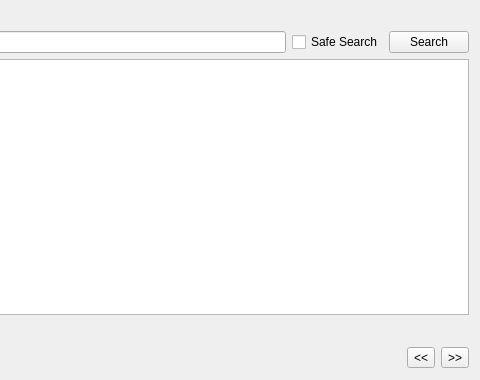
willyko/syscoin2, file src/qt/forms/certlistpage.ui: the form before one commit; both pictures show x 280 to 760 and y 0 to 380 of the 760 by 380 pixel window.
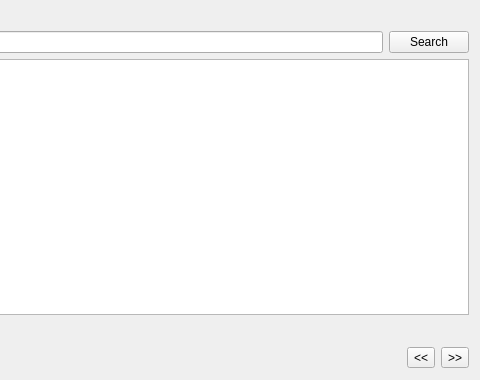
The form after the commit.

Commit message: safe search in preferences instead

```diff
--- a/src/qt/forms/certlistpage.ui
+++ b/src/qt/forms/certlistpage.ui
@@ -29,13 +29,6 @@
      <item>
       <widget class="QLineEdit" name="lineEditCertSearch"/>
      </item>
-     <item>
-      <widget class="QCheckBox" name="safeSearch">
-       <property name="text">
-        <string>Safe Search</string>
-       </property>
-      </widget>
-     </item>
      <item>
       <widget class="QPushButton" name="searchCert">
        <property name="maximumSize">
```
The commit also changes 10 other files.
